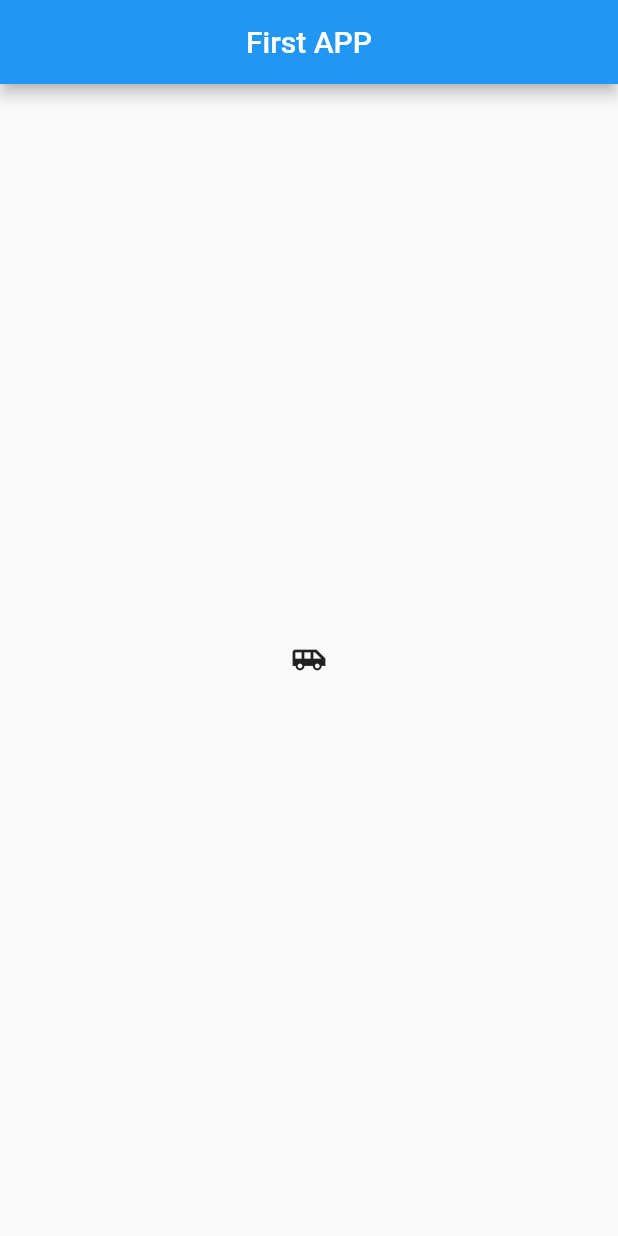
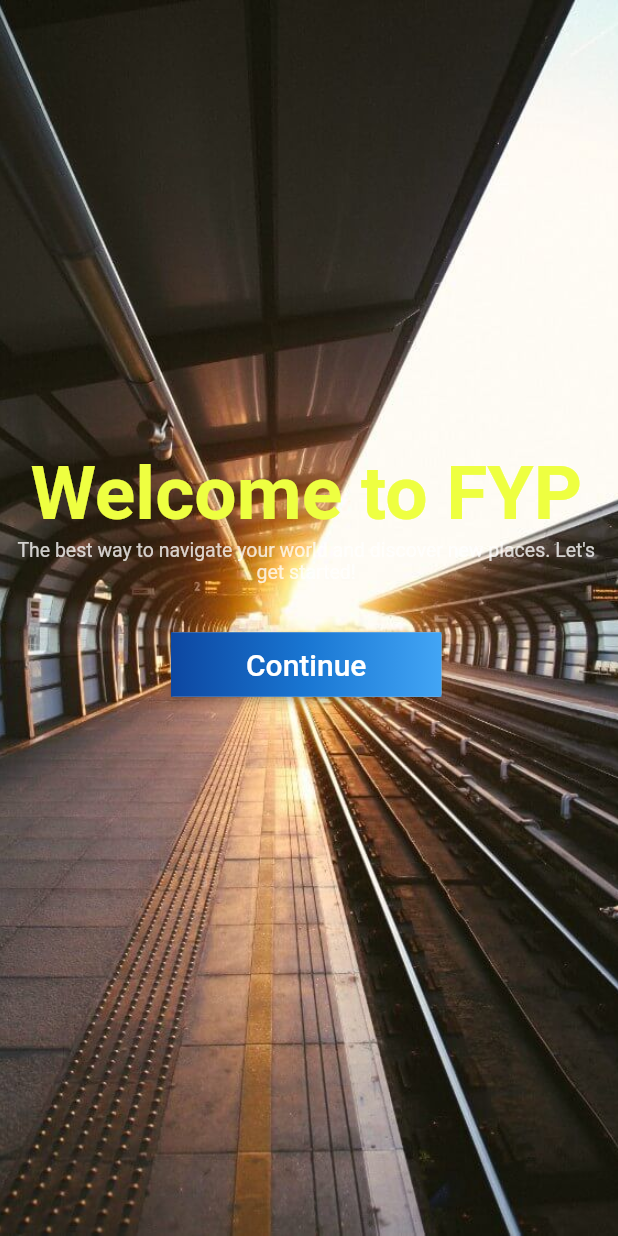
Before and after one commit to Laksara1996/Final-Year-Project, a Flutter app: the screen it shows after launch, on a phone screen of 412 x 824 dp. Run offline on Flutter 3.47's test engine with Material 2 defaults, Android fonts, the light colour scheme and no system bars; Roboto replaces fonts that are missing (Gibson).

Commit message:
Start up page + sign in page + sign up page

```diff
--- /dev/null
+++ b/fyp/lib/Initial_Pages/start_up_page.dart
@@ -0,0 +1,68 @@
+import 'package:flutter/material.dart';
+
+// ignore: camel_case_types
+class Start_Up_Page extends StatelessWidget {
+  @override
+  Widget build(BuildContext context) {
+    return Container(
+      decoration: BoxDecoration(
+          image: DecorationImage(
+              image: AssetImage("assets/start_up_image.jpg"),
+              fit: BoxFit.cover)),
+      child: Scaffold(
+        backgroundColor: Colors.transparent,
+        body: Container(
+          margin: EdgeInsets.only(left: 8, top: 300, right: 11.7),
+          child: Column(
+            children: [
+              // Welcome to FYP
+              Text("Welcome to FYP",
+                  style: const TextStyle(
+                      color: Colors.limeAccent,
+                      fontWeight: FontWeight.w600,
+                      fontFamily: "Gibson",
+                      fontStyle: FontStyle.normal,
+                      fontSize: 50),
+                  textAlign: TextAlign.center),
+              // The best way to navigate your world and discover new places. Let's get started!
+              Opacity(
+                opacity: 0.7830690145492554,
+                child: Text(
+                    "The best way to navigate your world and discover new places. Let's get started!",
+                    style: const TextStyle(
+                        color: const Color(0xffffffff),
+                        fontWeight: FontWeight.w400,
+                        fontFamily: "Gibson",
+                        fontStyle: FontStyle.normal,
+                        fontSize: 13),
+                    textAlign: TextAlign.center),
+              ),
+              const SizedBox(height: 30),
+              RaisedButton(
+                onPressed: () {
+                  Navigator.pushNamed(context, '/signin');
+                },
+                textColor: Colors.white,
+                padding: const EdgeInsets.all(0.0),
+                child: Container(
+                  decoration: const BoxDecoration(
+                    gradient: LinearGradient(
+                      colors: <Color>[
+                        Color(0xFF0D47A1),
+                        Color(0xFF1976D2),
+                        Color(0xFF42A5F5),
+                      ],
+                    ),
+                  ),
+                  padding: const EdgeInsets.symmetric(horizontal: 50, vertical: 10),
+                  child: const Text('Continue',
+                      style: TextStyle(fontSize: 20)),
+                ),
+              ),
+            ],
+          ),
+        ),
+      ),
+    );
+  }
+}
--- a/fyp/pubspec.yaml
+++ b/fyp/pubspec.yaml
@@ -21,6 +21,7 @@ environment:
   sdk: ">=2.7.0 <3.0.0"
 
 dependencies:
+  adobe_xd:
   flutter:
     sdk: flutter
 
@@ -47,9 +48,8 @@ flutter:
   uses-material-design: true
 
   # To add assets to your application, add an assets section, like this:
-#  assets:
-#     - images/a_dot_burr.jpeg
-#     - images/a_dot_ham.jpeg
+  assets:
+    - assets/
 
   # An image asset can refer to one or more resolution-specific "variants", see
   # https://flutter.dev/assets-and-images/#resolution-aware.
```
Also changed, not shown: fyp/lib/Initial_Pages/sign_in.dart (added, +97 -0 lines), fyp/lib/Initial_Pages/sign_up.dart (added, +103 -0 lines), fyp/lib/main.dart (+15 -1 lines), fyp/assets/start_up_image.jpg (added), fyp/pubspec.lock, 2 other files.
